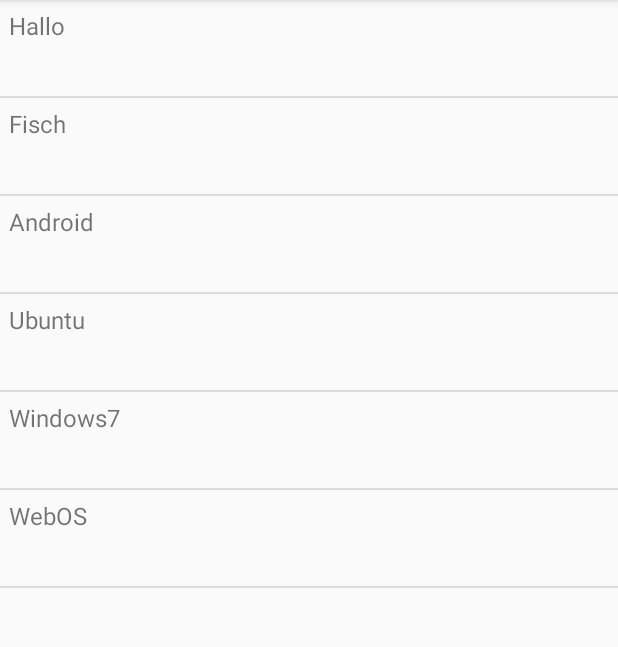
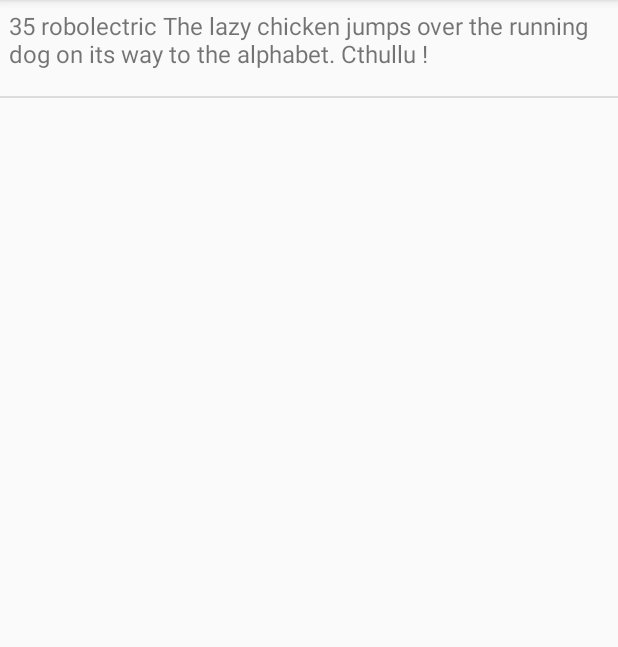
Before and after one commit to reasn/auraandroid, an Android app: the screen it shows after launch (MainActivity), on a phone screen of 412 x 824 dp, the part 84-731 px from its top. Run offline under Robolectric (Android 15) with nearby library versions, the phone set to English and light mode, and no system bars.

Commit message:
feat: slogans are persisted, one default slogan is added

```diff
--- a/app/src/main/AndroidManifest.xml
+++ b/app/src/main/AndroidManifest.xml
@@ -17,11 +17,11 @@
         <activity android:name=".MainActivity">
             <intent-filter>
                 <action android:name="android.intent.action.MAIN" />
-
                 <category android:name="android.intent.category.LAUNCHER" />
             </intent-filter>
         </activity>
         <service android:name=".Communicator.Communicator" />
+
     </application>
 
 </manifest>
--- a/app/src/main/java/io/auraapp/auranative22/Communicator/Peer.java
+++ b/app/src/main/java/io/auraapp/auranative22/Communicator/Peer.java
@@ -47,7 +47,6 @@ class Peer {
                         + ", lastSeenTimestamp: %d"
                         + ", lastConnectAttempt: %d"
                         + ", isDiscoveringServices: %s"
-                        + ", lastServiceDiscoveryAttempt: %d"
                         + ", device: %s"
                         + ", gatt: %s"
                         + ", service: %s"
--- a/app/src/main/java/io/auraapp/auranative22/MainActivity.java
+++ b/app/src/main/java/io/auraapp/auranative22/MainActivity.java
@@ -1,36 +1,70 @@
 package io.auraapp.auranative22;
 
 import android.Manifest;
+import android.content.BroadcastReceiver;
 import android.content.Intent;
+import android.content.IntentFilter;
+import android.content.SharedPreferences;
 import android.content.pm.PackageManager;
 import android.os.Build;
 import android.os.Bundle;
-import android.support.annotation.NonNull;
 import android.support.v4.app.ActivityCompat;
 import android.support.v4.content.ContextCompat;
+import android.support.v4.content.LocalBroadcastManager;
 import android.support.v7.app.AppCompatActivity;
-import android.view.LayoutInflater;
 import android.view.View;
 import android.view.ViewGroup;
 import android.widget.AdapterView;
 import android.widget.ArrayAdapter;
 import android.widget.ListView;
 import android.widget.ProgressBar;
-import android.widget.TextView;
 import android.widget.Toast;
 
 import java.util.ArrayList;
-import java.util.Collections;
+import java.util.HashSet;
+import java.util.List;
+import java.util.Set;
 
 import io.auraapp.auranative22.Communicator.Communicator;
 
+import static io.auraapp.auranative22.Communicator.Communicator.INTENT_PEERS_CHANGED_ACTION;
+import static io.auraapp.auranative22.FormattedLog.d;
+import static io.auraapp.auranative22.FormattedLog.v;
+
 public class MainActivity extends AppCompatActivity {
+
+    private static final String TAG = "@aura/main";
+    private BroadcastReceiver mMessageReceiver;
+
+    private static final String PREFS_BUCKET = "prefs";
+    private static final String PREFS_SLOGANS = "slogans";
+
+    //    private static final String slogan1 = Build.VERSION.SDK_INT + " " + android.os.Build.MODEL + " Helloo World, Hello!1Helloo World, 🚀 Hello!1Helloo World, Hello!1Helloo World, H";
+//    private static final String slogan2 = Build.VERSION.SDK_INT + " " + android.os.Build.MODEL + " Fappoo LorpdFappo!1FappoLorpdFappo!1FappoLorpdFappo!1FappoLorpdF nanunana wadatap";
+//    private static final String slogan3 = Build.VERSION.SDK_INT + " " + android.os.Build.MODEL + " The lazy chicken jumps over the running dog on its way to the alphabet. Cthullu !";
+    private List<Slogan> mSlogans = new ArrayList<>();
+    private ArrayAdapter<Slogan> mListAdapter;
 
     @Override
     protected void onCreate(Bundle savedInstanceState) {
         super.onCreate(savedInstanceState);
+
+        v(TAG, "onCreate, intent: %s", getIntent().getAction());
+
+        mSlogans = new ArrayList<>();
+
+        SharedPreferences prefs = getSharedPreferences(PREFS_BUCKET, MODE_PRIVATE);
+        for (String mySloganText : prefs.getStringSet(PREFS_SLOGANS, new HashSet<>())) {
+            mSlogans.add(Slogan.create(true, mySloganText));
+        }
+
+        if (mSlogans.size() == 0) {
+            mSlogans.add(Slogan.create(true, Build.VERSION.SDK_INT + " " + android.os.Build.MODEL + " The lazy chicken jumps over the running dog on its way to the alphabet. Cthullu !"));
+            persistSlogans();
+        }
+
         setContentView(R.layout.activity_main);
-        startCommunicator();
+
         ListView listView = findViewById(R.id.list_view);
 
         ProgressBar progressBar = new ProgressBar(this);
@@ -42,58 +76,69 @@ public class MainActivity extends AppCompatActivity {
         ViewGroup root = findViewById(android.R.id.content);
         root.addView(progressBar);
 
-        final ArrayList<Slogan> list = new ArrayList<>();
-        list.add(Slogan.create(true, "Hallo"));
-        list.add(Slogan.create(true, "Fisch"));
-        list.add(Slogan.create(true, "Android"));
-        list.add(Slogan.create(true, "Ubuntu"));
-        list.add(Slogan.create(true, "Windows7"));
-        list.add(Slogan.create(true, "WebOS"));
+        mListAdapter = new SloganListAdapter(this, mSlogans);
 
-        ArrayAdapter<Slogan> adapter = new ArrayAdapter<Slogan>(this, R.layout.list_item, list) {
-            @Override
-            public void notifyDataSetChanged() {
-                Collections.sort(list, (Slogan o1, Slogan o2) -> {
-                    if (o1.mMine && !o2.mMine) {
-                        return -1;
-                    }
-                    if (!o1.mMine && o2.mMine) {
-                        return 1;
-                    }
-                    return o1.mText.compareTo(o2.mText);
-                });
-                super.notifyDataSetChanged();
-            }
-
-            @NonNull
-            @Override
-            public View getView(int position, View convertView, @NonNull ViewGroup parent) {
-                // Get the data item for this position
-                Slogan user = getItem(position);
-                // Check if an existing view is being reused, otherwise inflate the view
-                if (convertView == null) {
-                    convertView = LayoutInflater.from(getContext()).inflate(R.layout.list_item, parent, false);
-                }
-                TextView tvName = convertView.findViewById(R.id.slogan_text);
-                if(user != null) {
-                    tvName.setText(user.mText);
-                } else {
-                    tvName.setText("");
-                }
-                return convertView;
-            }
-        };
-
-        listView.setAdapter(adapter);
+        listView.setAdapter(mListAdapter);
 
         listView.setOnItemClickListener((AdapterView<?> parent, View view, int position, long id) -> {
-            Toast.makeText(getApplicationContext(), "Click " + list.get(position).mText, Toast.LENGTH_SHORT).show();
+            Toast.makeText(getApplicationContext(), "Click " + mSlogans.get(position).mText, Toast.LENGTH_SHORT).show();
         });
 
+        checkPermissions();
     }
 
-    private void startCommunicator() {
+    private void persistSlogans() {
 
+        SharedPreferences.Editor editor = getSharedPreferences(PREFS_BUCKET, MODE_PRIVATE).edit();
+        Set<String> mySloganTexts = new HashSet<>();
+        for (Slogan slogan : mSlogans) {
+            mySloganTexts.add(slogan.mText);
+        }
+        editor.putStringSet(PREFS_SLOGANS, mySloganTexts);
+
+        editor.apply();
+    }
+
+    @Override
+    protected void onPause() {
+        unregisterReceiver(mMessageReceiver);
+        super.onPause();
+    }
+
+    @Override
+    protected void onResume() {
+
+        if (mMessageReceiver == null) {
+            mMessageReceiver = new PeerSloganUpdateReceiver(mSlogans, mListAdapter);
+        }
+
+        // TODO tell communicator to send all slogans over
+
+        LocalBroadcastManager.getInstance(this).registerReceiver(mMessageReceiver, new IntentFilter(Communicator.INTENT_PEERS_CHANGED_ACTION));
+
+        d(TAG, "Registered receiver for %s intents", INTENT_PEERS_CHANGED_ACTION);
+
+        super.onResume();
+    }
+
+    private void advertiseSlogans() {
+
+        Intent intent = new Intent(this, Communicator.class);
+        intent.setAction(Communicator.INTENT_LOCAL_SLOGANS_CHANGED_ACTION);
+        if (mSlogans.size() > 0) {
+            intent.putExtra(Communicator.INTENT_LOCAL_SLOGANS_CHANGED_SLOGAN_1, mSlogans.get(0).mText);
+        }
+        if (mSlogans.size() > 1) {
+            intent.putExtra(Communicator.INTENT_LOCAL_SLOGANS_CHANGED_SLOGAN_2, mSlogans.get(1).mText);
+        }
+        if (mSlogans.size() > 2) {
+            intent.putExtra(Communicator.INTENT_LOCAL_SLOGANS_CHANGED_SLOGAN_3, mSlogans.get(2).mText);
+        }
+
+        startService(intent);
+    }
+
+    private void checkPermissions() {
         if (Build.VERSION.SDK_INT >= Build.VERSION_CODES.M) {
             int permissionCheck = ContextCompat.checkSelfPermission(this, Manifest.permission.ACCESS_FINE_LOCATION);
             if (permissionCheck != PackageManager.PERMISSION_GRANTED) {
@@ -104,12 +149,12 @@ public class MainActivity extends AppCompatActivity {
 
                 }
             } else {
-                Toast.makeText(this, "Location permissions already granted", Toast.LENGTH_SHORT).show();
-                startService(new Intent(this, Communicator.class));
+//                Toast.makeText(this, "Location permissions already granted", Toast.LENGTH_SHORT).show();
+                advertiseSlogans();
             }
             // TODO handle user declining
         } else {
-            startService(new Intent(this, Communicator.class));
+            advertiseSlogans();
         }
     }
 }
--- /dev/null
+++ b/app/src/main/java/io/auraapp/auranative22/SloganListAdapter.java
@@ -0,0 +1,54 @@
+package io.auraapp.auranative22;
+
+import android.content.Context;
+import android.support.annotation.NonNull;
+import android.view.LayoutInflater;
+import android.view.View;
+import android.view.ViewGroup;
+import android.widget.ArrayAdapter;
+import android.widget.TextView;
+
+import java.util.Collections;
+import java.util.List;
+
+public class SloganListAdapter extends ArrayAdapter<Slogan> {
+    private List<Slogan> mSlogans;
+
+    public SloganListAdapter(@NonNull Context context, List<Slogan> slogans) {
+        super(context, R.layout.list_item, slogans);
+
+        mSlogans = slogans;
+    }
+
+    @Override
+    public void notifyDataSetChanged() {
+        Collections.sort(mSlogans, (Slogan o1, Slogan o2) -> {
+            if (o1.mMine && !o2.mMine) {
+                return -1;
+            }
+            if (!o1.mMine && o2.mMine) {
+                return 1;
+            }
+            return o1.mText.compareTo(o2.mText);
+        });
+        super.notifyDataSetChanged();
+    }
+
+    @NonNull
+    @Override
+    public View getView(int position, View convertView, @NonNull ViewGroup parent) {
+        // Get the data item for this position
+        Slogan user = getItem(position);
+        // Check if an existing view is being reused, otherwise inflate the view
+        if (convertView == null) {
+            convertView = LayoutInflater.from(getContext()).inflate(R.layout.list_item, parent, false);
+        }
+        TextView textView = convertView.findViewById(R.id.slogan_text);
+        if (user != null) {
+            textView.setText(user.mText);
+        } else {
+            textView.setText("");
+        }
+        return convertView;
+    }
+}
```
Also changed, not shown: app/src/main/java/io/auraapp/auranative22/Communicator/Advertiser.java (+23 -9 lines), app/src/main/java/io/auraapp/auranative22/Communicator/Communicator.java (+62 -7 lines), app/src/main/java/io/auraapp/auranative22/Communicator/Scanner.java (+61 -8 lines), app/src/main/java/io/auraapp/auranative22/PeerSloganUpdateReceiver.java (added, +72 -0 lines), app/src/main/java/io/auraapp/auranative22/Slogan.java (+17 -0 lines).
